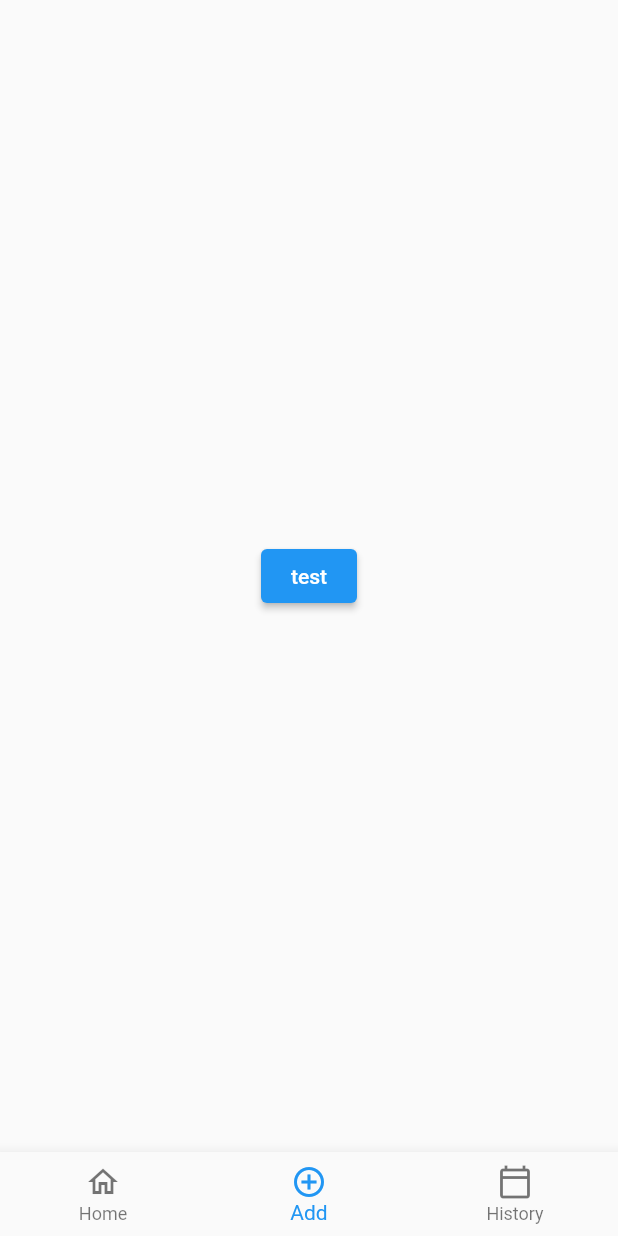
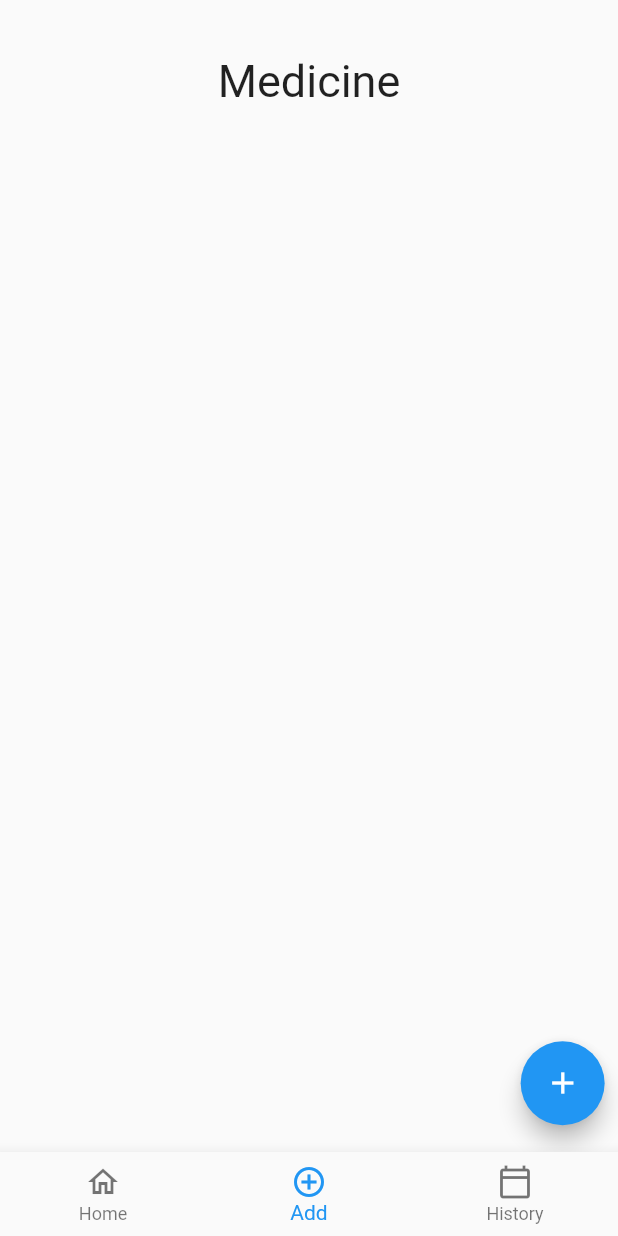
Before and after one commit to almeidaalajoel/medicineapp, a Flutter app: the screen it shows after launch, item 2 of the bottom bar chosen, on a phone screen of 412 x 824 dp. Run offline on Flutter 3.47's test engine with Material 2 defaults, Android fonts, the phone set to English and light mode, and no system bars; our stand-ins replace sqflite; accounts and stored records are empty.

Commit message:
ability to add medicine added

```diff
--- a/lib/data.dart
+++ b/lib/data.dart
@@ -8,31 +8,35 @@ final String columnId = 'id';
 final String columnName = 'name';
 final String columnDateTime = 'medDateTime';
 final String columnNote = 'note';
+final String columnDisplay = 'display';
 
 class MedInfo {
   int id;
   String name;
   DateTime medDateTime;
   String note;
+  int display;
 
   MedInfo({
     this.id,
     this.name,
     this.medDateTime,
     this.note,
+    this.display,
   });
 
   factory MedInfo.fromMap(Map<String, dynamic> json) => MedInfo(
-        id: json["id"],
-        name: json["name"],
-        medDateTime: DateTime.parse(json["medDateTime"]),
-        note: json["note"],
-      );
+      id: json["id"],
+      name: json["name"],
+      medDateTime: DateTime.parse(json["medDateTime"]),
+      note: json["note"],
+      display: json["display"]);
   Map<String, dynamic> toMap() => {
         "id": id,
         "name": name,
         "medDateTime": medDateTime.toIso8601String(),
         "note": note,
+        "display": display,
       };
 }
 
@@ -68,7 +72,8 @@ class DatabaseHelper {
           $columnId integer primary key autoincrement,
           $columnName text not null,
           $columnDateTime text not null,
-          $columnNote text not null
+          $columnNote text not null,
+          $columnDisplay integer
           )
         ''');
       },
--- a/lib/take.dart
+++ b/lib/take.dart
@@ -7,29 +7,127 @@ class TakeMedicine extends StatefulWidget {
 }
 
 class _TakeMedicineState extends State<TakeMedicine> {
+  List<MedInfo> _meds = List();
+  Set<String> _stringSet = Set();
+  List<MedInfo> _medSet = List();
+  bool adding = false;
   DatabaseHelper _databaseHelper = DatabaseHelper();
 
   @override
   void initState() {
     _databaseHelper.initializeDatabase().then((value) {
-      print('-----database initialized');
+      _databaseHelper.getMeds().then((_med) {
+        setState(() {
+          _meds = _med;
+          for (int i = _meds.length - 1; i >= 0; i--) {
+            if (_stringSet.contains(_meds[i].name)) {
+              continue;
+            } else {
+              _stringSet.add(_meds[i].name);
+              _medSet.insert(0, _meds[i]);
+            }
+          }
+        });
+      });
     });
     super.initState();
   }
 
   @override
   Widget build(BuildContext context) {
-    return Center(
-      child: ElevatedButton(
+    return WillPopScope(
+      onWillPop: () {
+        setState(() {
+          adding = false;
+        });
+        return;
+      },
+      child: Stack(
+        children: [
+          Container(
+            //color: Colors.red,
+            alignment: Alignment(0, 1),
+            child: Container(
+              //color: Colors.green,
+              height: 550,
+              width: 400,
+              child: ListView.builder(
+                itemBuilder: (context, i) {
+                  return ElevatedButton(
+                    child: Text('${_medSet[i].name}'),
                     onPressed: () async {
                       var medInfo = MedInfo(
                         medDateTime: DateTime.now(),
-            name: 'Iron',
+                        name: _medSet[i].name,
                         note: 'note',
+                        display: 1,
                       );
                       _databaseHelper.insertMed(medInfo);
                     },
-        child: Text('test'),
+                  );
+                },
+                itemCount: _medSet.length,
+              ),
+            ),
+          ),
+          adding
+              ? Container(
+                  alignment: Alignment(-.3, .95),
+                  child: Container(
+                    alignment: Alignment(0, 1),
+                    width: 200,
+                    height: 100,
+                    child: TextField(
+                      autofocus: true,
+                      onSubmitted: (string) {
+                        var medInfo = MedInfo(
+                          medDateTime: DateTime.now(),
+                          name: string,
+                          note: 'note',
+                          display: 0,
+                        );
+                        _databaseHelper.insertMed(medInfo);
+                        setState(() {
+                          if (!_stringSet.contains(medInfo.name)) {
+                            _medSet.insert(_medSet.length, medInfo);
+                          }
+                          _stringSet.add(medInfo.name);
+                          adding = !adding;
+                        });
+                      },
+                      decoration: InputDecoration(
+                        fillColor: Colors.white,
+                        filled: true,
+                        hintText: 'New Medicine',
+                        border: OutlineInputBorder(
+                          borderRadius: BorderRadius.circular(10.0),
+                        ),
+                      ),
+                    ),
+                  ),
+                )
+              : Container(),
+          Container(
+            alignment: Alignment(.95, .95),
+            child: FloatingActionButton(
+              child: Icon(Icons.add),
+              onPressed: () {
+                setState(() {
+                  adding = !adding;
+                });
+              },
+            ),
+          ),
+          Container(
+            alignment: Alignment(0, -.9),
+            child: Text(
+              'Medicine',
+              style: TextStyle(
+                fontSize: 30,
+              ),
+            ),
+          ),
+        ],
       ),
     );
   }
```
Also changed, not shown: lib/history.dart (+13 -1 lines), lib/home.dart (+9 -2 lines). Lines whose indentation alone changed are shown as unchanged.
